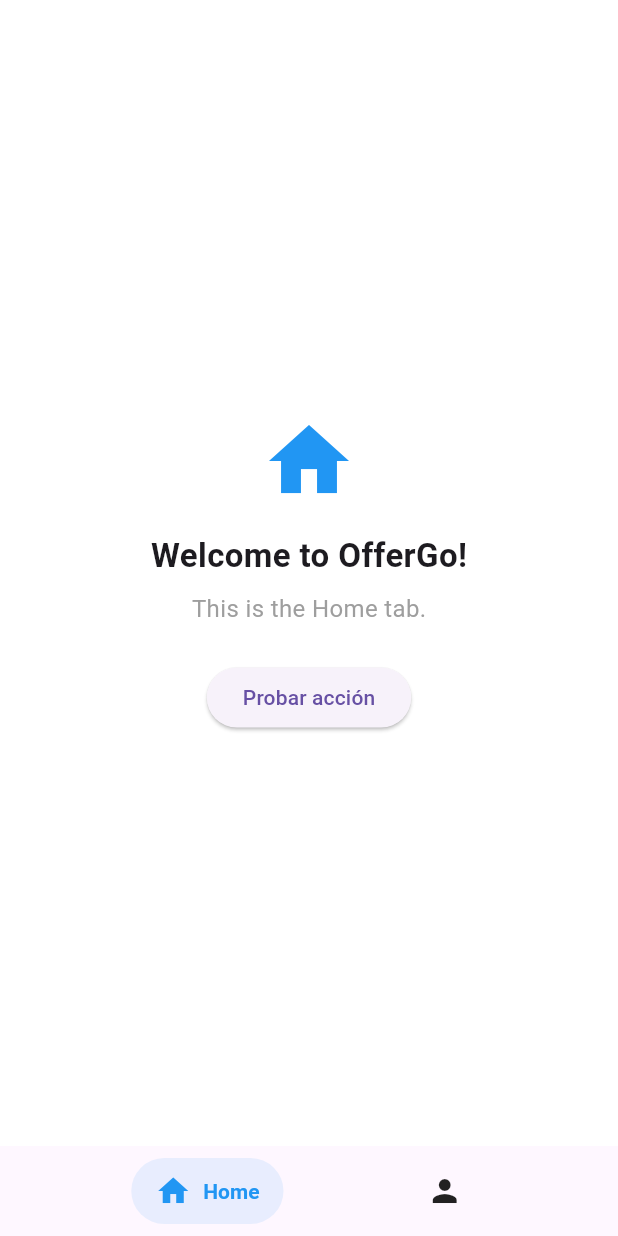
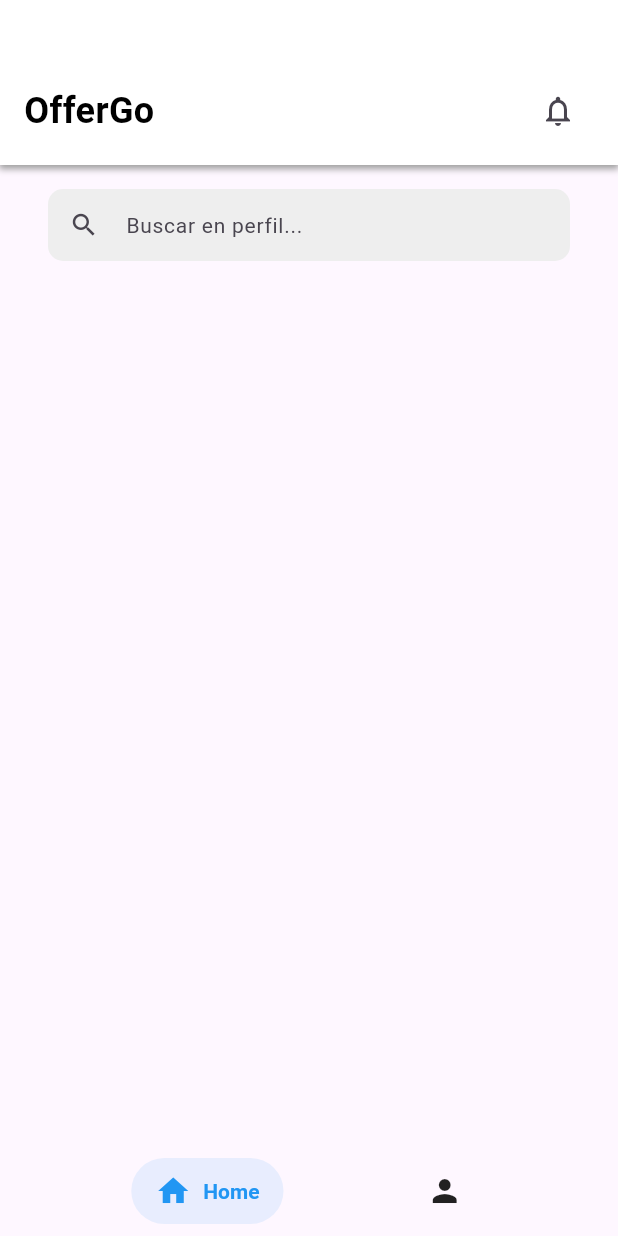
Before and after one commit to Saidmen/PriceWar, a Flutter app: the screen it shows after launch, on a phone screen of 412 x 824 dp. Run offline on Flutter 3.47's test engine with Material 3 defaults, Android fonts, the light colour scheme and no system bars; drawn by our look-alikes of salomon_bottom_bar.

Commit message:
feat(common): add search bar and header widgets

```diff
--- a/lib/views/common/home_view.dart
+++ b/lib/views/common/home_view.dart
@@ -6,35 +6,78 @@
   @override
   Widget build(BuildContext context) {
     return Scaffold(
-      backgroundColor: Colors.white,
-      body: Center(
-        child: Column(
-          mainAxisAlignment: MainAxisAlignment.center,
-          children: [
-            const Icon(Icons.home, size: 64, color: Colors.blue),
-            const SizedBox(height: 16),
-            const Text(
-              'Welcome to OfferGo!',
-              style: TextStyle(fontSize: 22, fontWeight: FontWeight.bold),
-            ),
-            const SizedBox(height: 8),
-            const Text(
-              'This is the Home tab.',
-              style: TextStyle(fontSize: 16, color: Colors.grey),
-            ),
-            const SizedBox(height: 24),
-            ElevatedButton(
-              onPressed: () {
-                // Acción de prueba
-                ScaffoldMessenger.of(context).showSnackBar(
-                  const SnackBar(content: Text('Botón presionado')),
-                );
-              },
-              child: const Text('Probar acción'),
-            ),
-          ],
-        ),
+      body: Column(
+        children: [
+          _buildHeader(),
+          Padding(
+            padding: const EdgeInsets.symmetric(horizontal: 16.0),
+            child: _buildSearchBar(),
+          ),
+        ],
       ),
     );
   }
 }
+
+Widget _buildSearchBar() {
+  return Container(
+    padding: const EdgeInsets.all(16.0),
+    child: SizedBox(
+      height: 80,
+      child: TextField(
+        decoration: InputDecoration(
+          hintText: 'Buscar en perfil...',
+          hintStyle: const TextStyle(fontSize: 14),
+          prefixIcon: const Icon(Icons.search, size: 20),
+          filled: true,
+          fillColor: Colors.grey[200],
+          contentPadding: const EdgeInsets.symmetric(vertical: 0),
+          border: OutlineInputBorder(
+            borderRadius: BorderRadius.circular(10),
+            borderSide: BorderSide.none,
+          ),
+        ),
+      ),
+    ),
+  );
+}
+
+Widget _buildHeader() {
+  return Container(
+    padding: const EdgeInsets.fromLTRB(16.0, 50.0, 16.0, 12.0),
+    decoration: BoxDecoration(
+      color: Colors.white,
+      boxShadow: [
+        BoxShadow(
+          color: Colors.grey,
+          spreadRadius: 1,
+          blurRadius: 3,
+          offset: const Offset(0, 2),
+        ),
+      ],
+    ),
+    child: Row(
+      mainAxisAlignment: MainAxisAlignment.spaceBetween,
+      children: [
+        const Text(
+          'OfferGo',
+          style: TextStyle(
+            fontSize: 24,
+            fontWeight: FontWeight.bold,
+            color: Colors.black,
+          ),
+        ),
+        Row(
+          children: [
+            IconButton(
+              icon: const Icon(Icons.notifications_outlined),
+              onPressed: () {
+                // Handle notifications
+              },
+            ),
+          ],
+        ),
+      ],
+    ),
+  );
+}
```
